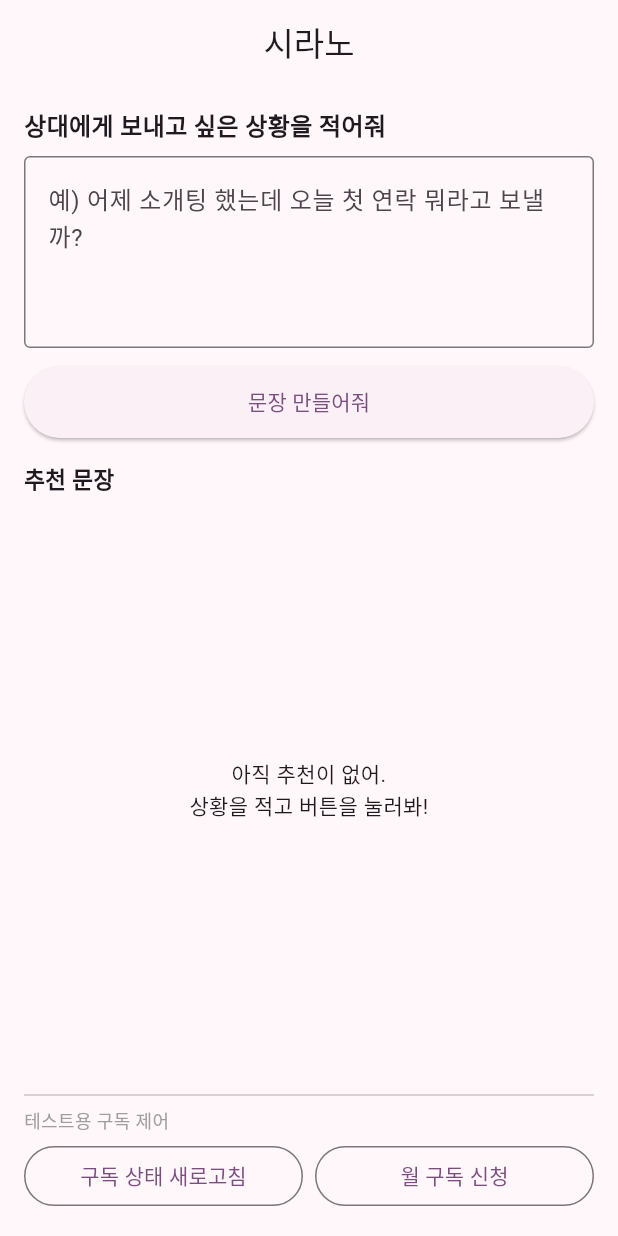
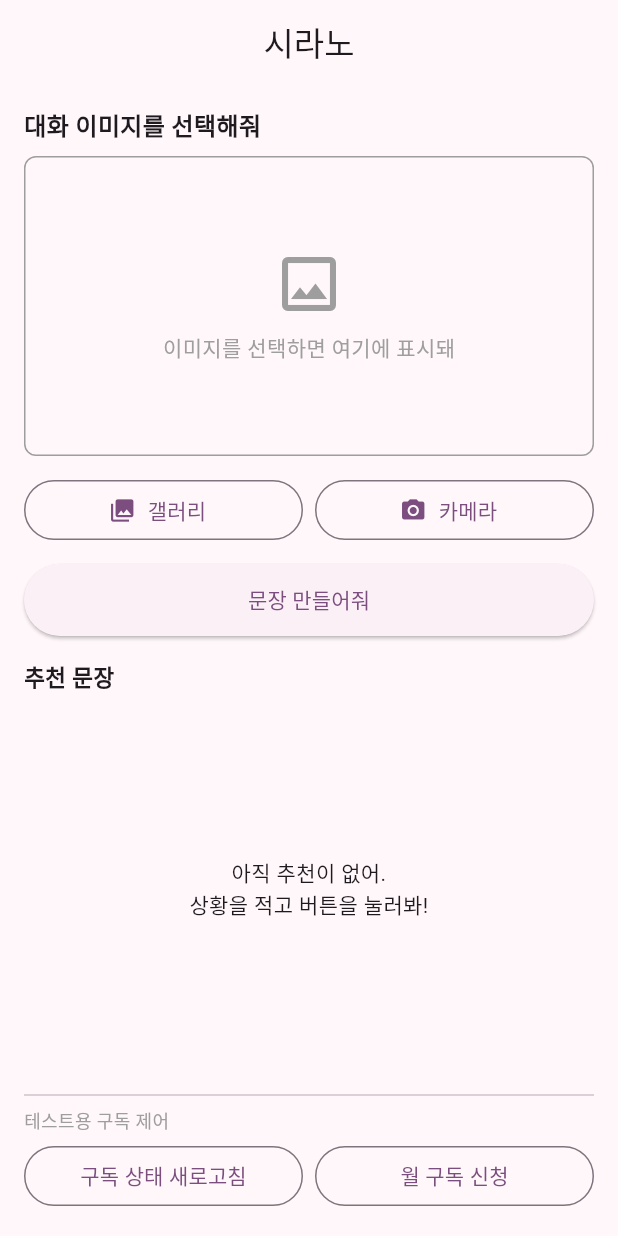
Before and after one commit to Griotold/syrano_app, a Flutter app: the screen it shows after launch, on a phone screen of 412 x 824 dp. Run offline on Flutter 3.47's test engine with Material 3 defaults, Android fonts, the phone set to English and light mode, and no system bars; our stand-ins replace image_picker, shared_preferences; missing offline and left inert: google_mlkit_text_recognition; accounts and stored records are empty; network calls fail.

Commit message:
ocr 기술 적용하긴 했는데, 아이폰 시뮬레이터가 말썽, 크롬에서 동작시켜봤더니 에러 발생 오후에 더 진행하기로

```diff
--- a/lib/screens/home_screen.dart
+++ b/lib/screens/home_screen.dart
@@ -1,8 +1,11 @@
 import 'package:flutter/material.dart';
 import 'package:shared_preferences/shared_preferences.dart';
+import 'package:image_picker/image_picker.dart';
+import 'dart:io';
 
 import '../models/user_session.dart';
 import '../services/api_client.dart';
+import '../services/ocr_service.dart';
 
 class HomeScreen extends StatefulWidget {
   const HomeScreen({super.key});
@@ -12,13 +15,15 @@ class HomeScreen extends StatefulWidget {
 }
 
 class _HomeScreenState extends State<HomeScreen> {
-  final TextEditingController _situationController = TextEditingController();
   final ApiClient _apiClient = ApiClient();
+  late final OcrService _ocrService;
+  final ImagePicker _imagePicker = ImagePicker();
 
   bool _isInitializing = true;
   bool _isLoading = false;
   UserSession? _session;
   List<String> _suggestions = [];
+  File? _selectedImage;
 
   String? get _userId => _session?.userId;
   bool get _isPremium => _session?.isPremium ?? false;
@@ -26,13 +31,35 @@ class _HomeScreenState extends State<HomeScreen> {
   @override
   void initState() {
     super.initState();
+    _ocrService = OcrService();
     _initUser();
   }
 
   @override
   void dispose() {
-    _situationController.dispose();
+    _ocrService.dispose();
     super.dispose();
+  }
+
+  Future<void> _pickImage(ImageSource source) async {
+    try {
+      final XFile? pickedFile = await _imagePicker.pickImage(
+        source: source,
+        imageQuality: 85,
+      );
+
+      if (pickedFile == null) return;
+
+      setState(() {
+        _selectedImage = File(pickedFile.path);
+        _suggestions = [];
+      });
+    } catch (e) {
+      if (!mounted) return;
+      ScaffoldMessenger.of(context).showSnackBar(
+        SnackBar(content: Text('이미지 선택 실패: $e')),
+      );
+    }
   }
 
   Future<void> _initUser() async {
@@ -61,6 +88,7 @@ class _HomeScreenState extends State<HomeScreen> {
         _session = newSession;
       });
     } catch (e) {
+      if (!mounted) return;
       ScaffoldMessenger.of(context).showSnackBar(
         SnackBar(content: Text('익명 로그인 실패: $e')),
       );
@@ -73,10 +101,9 @@ class _HomeScreenState extends State<HomeScreen> {
   }
 
   Future<void> _generateSuggestions() async {
-    final text = _situationController.text.trim();
-    if (text.isEmpty) {
+    if (_selectedImage == null) {
       ScaffoldMessenger.of(context).showSnackBar(
-        const SnackBar(content: Text('상황을 먼저 적어줘!')),
+        const SnackBar(content: Text('이미지를 먼저 선택해줘!')),
       );
       return;
     }
@@ -94,8 +121,14 @@ class _HomeScreenState extends State<HomeScreen> {
     });
 
     try {
+      // Step 1: Extract text via OCR
+      final extractedText = await _ocrService.extractTextFromImage(
+        _selectedImage!.path,
+      );
+
+      // Step 2: Generate suggestions
       final res = await _apiClient.generateRizz(
-        conversation: text,
+        conversation: extractedText,
         userId: _userId!,
       );
 
@@ -103,8 +136,9 @@ class _HomeScreenState extends State<HomeScreen> {
         _suggestions = res.suggestions;
       });
     } catch (e) {
+      if (!mounted) return;
       ScaffoldMessenger.of(context).showSnackBar(
-        SnackBar(content: Text('문장 생성 중 오류: $e')),
+        SnackBar(content: Text('처리 중 오류: $e')),
       );
     } finally {
       if (!mounted) return;
@@ -132,6 +166,7 @@ class _HomeScreenState extends State<HomeScreen> {
         _session = session;
       });
 
+      if (!mounted) return;
       ScaffoldMessenger.of(context).showSnackBar(
         SnackBar(
           content: Text(
@@ -142,6 +177,7 @@ class _HomeScreenState extends State<HomeScreen> {
         ),
       );
     } catch (e) {
+      if (!mounted) return;
       ScaffoldMessenger.of(context).showSnackBar(
         SnackBar(content: Text('구독 조회 중 오류: $e')),
       );
@@ -160,6 +196,7 @@ class _HomeScreenState extends State<HomeScreen> {
       await _apiClient.subscribeMonthly(_userId!);
       await _refreshSubscription();
     } catch (e) {
+      if (!mounted) return;
       ScaffoldMessenger.of(context).showSnackBar(
         SnackBar(content: Text('구독 신청 중 오류: $e')),
       );
@@ -209,20 +246,68 @@ class _HomeScreenState extends State<HomeScreen> {
                   ),
                 ),
               const Text(
-                '상대에게 보내고 싶은 상황을 적어줘',
+                '대화 이미지를 선택해줘',
                 style: TextStyle(
                   fontSize: 16,
                   fontWeight: FontWeight.w600,
                 ),
               ),
               const SizedBox(height: 8),
-              TextField(
-                controller: _situationController,
-                maxLines: 4,
-                decoration: const InputDecoration(
-                  hintText: '예) 어제 소개팅 했는데 오늘 첫 연락 뭐라고 보낼까?',
-                  border: OutlineInputBorder(),
+              // Image Preview or Placeholder
+              if (_selectedImage != null)
+                Container(
+                  height: 200,
+                  decoration: BoxDecoration(
+                    border: Border.all(color: Colors.grey),
+                    borderRadius: BorderRadius.circular(8),
+                  ),
+                  child: ClipRRect(
+                    borderRadius: BorderRadius.circular(8),
+                    child: Image.file(_selectedImage!, fit: BoxFit.cover),
+                  ),
+                )
+              else
+                Container(
+                  height: 200,
+                  decoration: BoxDecoration(
+                    border: Border.all(
+                        color: Colors.grey, style: BorderStyle.solid),
+                    borderRadius: BorderRadius.circular(8),
+                  ),
+                  child: const Center(
+                    child: Column(
+                      mainAxisAlignment: MainAxisAlignment.center,
+                      children: [
+                        Icon(Icons.image_outlined, size: 48, color: Colors.grey),
+                        SizedBox(height: 8),
+                        Text(
+                          '이미지를 선택하면 여기에 표시돼',
+                          style: TextStyle(color: Colors.grey),
+                        ),
+                      ],
+                    ),
+                  ),
                 ),
+              const SizedBox(height: 12),
+              // Image Selection Buttons
+              Row(
+                children: [
+                  Expanded(
+                    child: OutlinedButton.icon(
+                      onPressed: () => _pickImage(ImageSource.gallery),
+                      icon: const Icon(Icons.photo_library),
+                      label: const Text('갤러리'),
+                    ),
+                  ),
+                  const SizedBox(width: 8),
+                  Expanded(
+                    child: OutlinedButton.icon(
+                      onPressed: () => _pickImage(ImageSource.camera),
+                      icon: const Icon(Icons.camera_alt),
+                      label: const Text('카메라'),
+                    ),
+                  ),
+                ],
               ),
               const SizedBox(height: 12),
               SizedBox(
--- /dev/null
+++ b/lib/services/ocr_service.dart
@@ -0,0 +1,36 @@
+import 'dart:io';
+import 'package:google_mlkit_text_recognition/google_mlkit_text_recognition.dart';
+
+class OcrService {
+  final TextRecognizer _textRecognizer;
+
+  OcrService()
+      : _textRecognizer = TextRecognizer(script: TextRecognitionScript.korean);
+
+  /// Extract text from image file
+  ///
+  /// Throws:
+  /// - [FileSystemException] if image file is invalid
+  /// - [Exception] if OCR processing fails or no text detected
+  Future<String> extractTextFromImage(String imagePath) async {
+    final inputImage = InputImage.fromFilePath(imagePath);
+
+    try {
+      final RecognizedText recognizedText =
+          await _textRecognizer.processImage(inputImage);
+
+      if (recognizedText.text.isEmpty) {
+        throw Exception('이미지에서 텍스트를 찾을 수 없어. 다른 이미지를 선택해줘!');
+      }
+
+      return recognizedText.text;
+    } catch (e) {
+      // Already an Exception with user-friendly message, just rethrow
+      rethrow;
+    }
+  }
+
+  void dispose() {
+    _textRecognizer.close();
+  }
+}
--- a/pubspec.yaml
+++ b/pubspec.yaml
@@ -36,6 +36,8 @@ dependencies:
   cupertino_icons: ^1.0.8
   http: ^1.2.1
   shared_preferences: ^2.3.2
+  google_mlkit_text_recognition: ^0.13.1
+  image_picker: ^1.1.2
 
 dev_dependencies:
   flutter_test:
```
Also changed, not shown: pubspec.lock, 13 other files.
